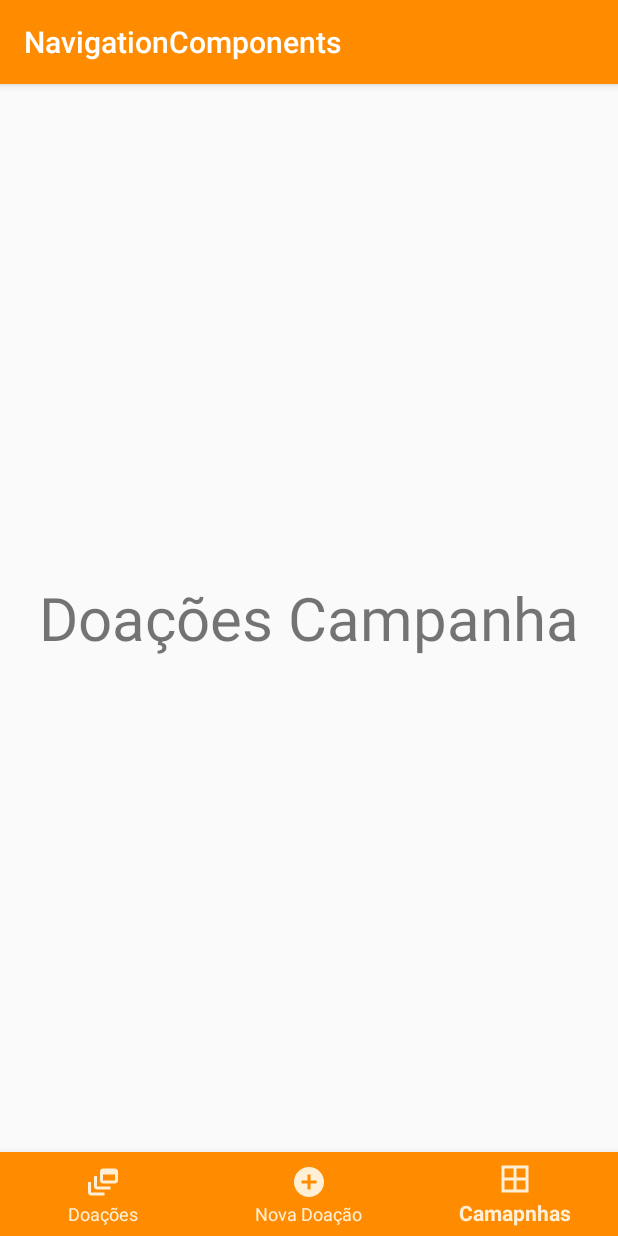
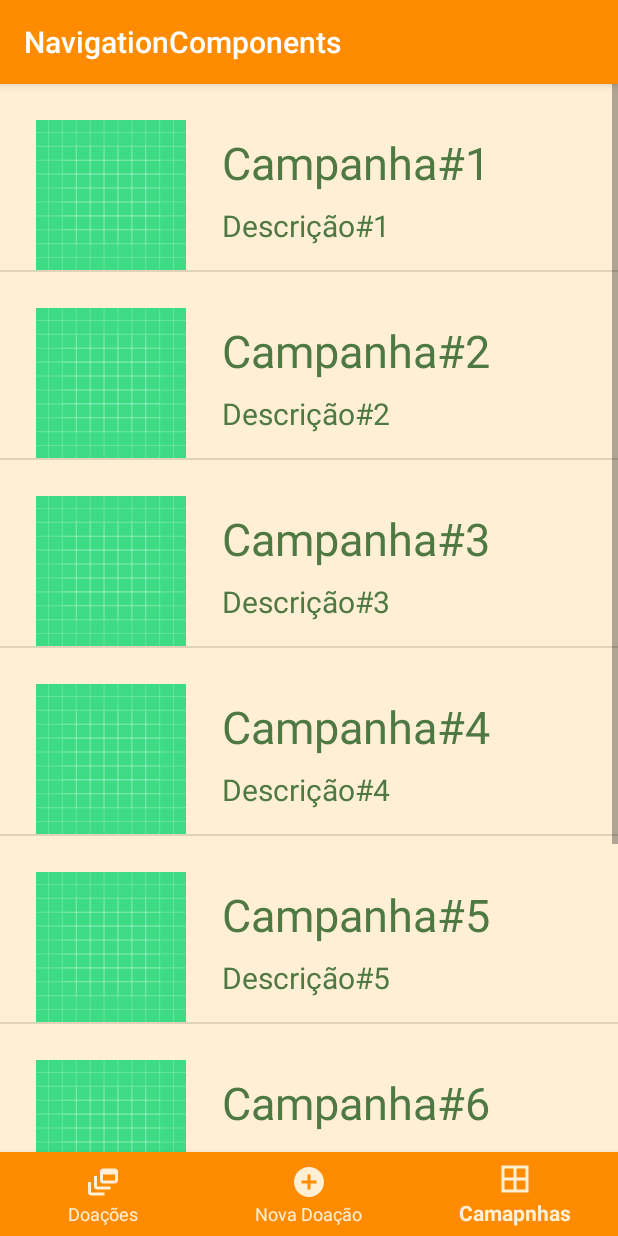
Before and after one commit to btcorso/NavigationComponents, an Android app: the DoacaoUnicaFragment screen opened through its navigation route, item 3 of the bottom bar chosen, on a phone screen of 412 x 824 dp. Run offline under Robolectric (Android 15) with nearby library versions, the phone set to English and light mode, and no system bars; our stand-ins replace navigation-ui.

Commit message:
Feed e Nova Doação implementado

```diff
--- a/app/src/main/java/com/example/navigationcomponents/DoacaoUnicaFragment.java
+++ b/app/src/main/java/com/example/navigationcomponents/DoacaoUnicaFragment.java
@@ -2,19 +2,81 @@ package com.example.navigationcomponents;
 
 import android.os.Bundle;
 
+import androidx.annotation.NonNull;
+import androidx.annotation.Nullable;
 import androidx.fragment.app.Fragment;
 
 import android.view.LayoutInflater;
 import android.view.View;
 import android.view.ViewGroup;
+import android.widget.BaseAdapter;
+import android.widget.ImageView;
+import android.widget.ListView;
+import android.widget.TextView;
 
 
 public class DoacaoUnicaFragment extends Fragment {
+
+    ListView feedDoacoes;
+
+    String[] nomes = {"Doação#1","Doação#2","Doação#3","Doação#4","Doação#5","Doação#6","Doação#7","Doação#8"};
+
+    String[] detalhes = {"Descrição#1","Descrição#2","Descrição#3","Descrição#4","Descrição#5","Descrição#6","Descrição#7","Descrição#8"};
+
+    int imagem = R.drawable.ic_launcher_foreground;
 
     @Override
     public View onCreateView(LayoutInflater inflater, ViewGroup container,
                              Bundle savedInstanceState) {
         // Inflate the layout for this fragment
         return inflater.inflate(R.layout.fragment_doacao_unica, container, false);
+
     }
+
+    @Override
+    public void onViewCreated(@NonNull View view, @Nullable Bundle savedInstanceState) {
+        super.onViewCreated(view, savedInstanceState);
+
+        feedDoacoes = view.findViewById(R.id.feedDoacoes);
+
+        CustomAdapter customAdapterDoacao = new CustomAdapter();
+        feedDoacoes.setAdapter(customAdapterDoacao);
+
+    }
+
+    class CustomAdapter extends BaseAdapter{
+
+        @Override
+        public int getCount() {
+            return nomes.length;
+        }
+
+        @Override
+        public Object getItem(int i) {
+            return null;
+        }
+
+        @Override
+        public long getItemId(int i) {
+            return 0;
+        }
+
+        @Override
+        public View getView(int i, View view, ViewGroup viewGroup) {
+
+            View v = getLayoutInflater().inflate(R.layout.customfeedlayout, null);
+
+            ImageView mImageView = v.findViewById(R.id.imgDoacao);
+            TextView mTitulo = v.findViewById(R.id.txtTituloDoacao);
+            TextView mDetalhe = v.findViewById(R.id.txtDetalheDoacao);
+
+            mImageView.setImageResource(imagem);
+            mTitulo.setText(nomes[i]);
+            mDetalhe.setText(detalhes[i]);
+
+            return v;
+        }
+    }
+
+
 }
--- a/app/src/main/java/com/example/navigationcomponents/DoacoesCampanhaFragment.java
+++ b/app/src/main/java/com/example/navigationcomponents/DoacoesCampanhaFragment.java
@@ -2,14 +2,28 @@ package com.example.navigationcomponents;
 
 import android.os.Bundle;
 
+import androidx.annotation.NonNull;
+import androidx.annotation.Nullable;
 import androidx.fragment.app.Fragment;
 
 import android.view.LayoutInflater;
 import android.view.View;
 import android.view.ViewGroup;
+import android.widget.BaseAdapter;
+import android.widget.ImageView;
+import android.widget.ListView;
+import android.widget.TextView;
 
 
 public class DoacoesCampanhaFragment extends Fragment {
+
+    ListView feedCampanha;
+
+    String[] nomes = {"Campanha#1","Campanha#2","Campanha#3","Campanha#4","Campanha#5","Campanha#6","Campanha#7","Campanha#8"};
+
+    String[] detalhes = {"Descrição#1","Descrição#2","Descrição#3","Descrição#4","Descrição#5","Descrição#6","Descrição#7","Descrição#8"};
+
+    int imagem = R.drawable.ic_launcher_background;
 
     @Override
     public View onCreateView(LayoutInflater inflater, ViewGroup container,
@@ -17,4 +31,48 @@ public class DoacoesCampanhaFragment extends Fragment {
         // Inflate the layout for this fragment
         return inflater.inflate(R.layout.fragment_doacoes_campanha, container, false);
     }
+
+    @Override
+    public void onViewCreated(@NonNull View view, @Nullable Bundle savedInstanceState) {
+        super.onViewCreated(view, savedInstanceState);
+
+        feedCampanha = view.findViewById(R.id.feedCampanhas);
+
+        CustomAdapter customAdapterCampanha = new CustomAdapter();
+        feedCampanha.setAdapter(customAdapterCampanha);
+    }
+
+    class CustomAdapter extends BaseAdapter {
+
+        @Override
+        public int getCount() {
+            return nomes.length;
+        }
+
+        @Override
+        public Object getItem(int i) {
+            return null;
+        }
+
+        @Override
+        public long getItemId(int i) {
+            return 0;
+        }
+
+        @Override
+        public View getView(int i, View view, ViewGroup viewGroup) {
+
+            View v = getLayoutInflater().inflate(R.layout.customfeedlayout, null);
+
+            ImageView mImageView = v.findViewById(R.id.imgDoacao);
+            TextView mTitulo = v.findViewById(R.id.txtTituloDoacao);
+            TextView mDetalhe = v.findViewById(R.id.txtDetalheDoacao);
+
+            mImageView.setImageResource(imagem);
+            mTitulo.setText(nomes[i]);
+            mDetalhe.setText(detalhes[i]);
+
+            return v;
+        }
+    }
 }
--- a/app/src/main/java/com/example/navigationcomponents/MainFragment.java
+++ /dev/null
@@ -1,22 +0,0 @@
-package com.example.navigationcomponents;
-
-import android.os.Bundle;
-
-import androidx.fragment.app.Fragment;
-
-import android.view.LayoutInflater;
-import android.view.View;
-import android.view.ViewGroup;
-
-public class MainFragment extends Fragment {
-
-
-    @Override
-    public View onCreateView(LayoutInflater inflater, ViewGroup container,
-                             Bundle savedInstanceState) {
-        // Inflate the layout for this fragment
-        return inflater.inflate(R.layout.fragment_main, container, false);
-    }
-
-
-}
--- /dev/null
+++ b/app/src/main/res/layout/customfeedlayout.xml
@@ -0,0 +1,53 @@
+<?xml version="1.0" encoding="utf-8"?>
+<androidx.constraintlayout.widget.ConstraintLayout xmlns:android="http://schemas.android.com/apk/res/android"
+    xmlns:app="http://schemas.android.com/apk/res-auto"
+    xmlns:tools="http://schemas.android.com/tools"
+    android:orientation="vertical" android:layout_width="match_parent"
+    android:layout_height="match_parent"
+    android:background="@color/Creme">
+
+
+    android:layout_width="match_parent"
+    android:layout_height="match_parent">
+    <ImageView
+        android:id="@+id/imgDoacao"
+        android:layout_width="100dp"
+        android:layout_height="100dp"
+        android:layout_marginStart="24dp"
+        android:layout_marginLeft="24dp"
+        android:layout_marginTop="24dp"
+        app:layout_constraintStart_toStartOf="parent"
+        app:layout_constraintTop_toTopOf="parent"
+        app:srcCompat="@drawable/ic_launcher_foreground" />
+
+    <TextView
+        android:id="@+id/txtTituloDoacao"
+        android:layout_width="0dp"
+        android:layout_height="wrap_content"
+        android:layout_marginStart="24dp"
+        android:layout_marginLeft="24dp"
+        android:layout_marginTop="8dp"
+        android:layout_marginEnd="24dp"
+        android:layout_marginRight="24dp"
+        android:text="Titulo"
+        android:textColor="@color/Verde"
+        android:textSize="30dp"
+        app:layout_constraintEnd_toEndOf="parent"
+        app:layout_constraintStart_toEndOf="@+id/imgDoacao"
+        app:layout_constraintTop_toTopOf="@+id/imgDoacao" />
+
+    <TextView
+        android:id="@+id/txtDetalheDoacao"
+        android:layout_width="0dp"
+        android:layout_height="0dp"
+        android:layout_marginTop="8dp"
+        android:text="Detalhe Doacao"
+        android:textColor="@color/Verde"
+        android:textSize="20dp"
+        app:layout_constraintBottom_toBottomOf="@+id/imgDoacao"
+        app:layout_constraintEnd_toEndOf="@+id/txtTituloDoacao"
+        app:layout_constraintStart_toStartOf="@+id/txtTituloDoacao"
+        app:layout_constraintTop_toBottomOf="@+id/txtTituloDoacao" />
+
+
+</androidx.constraintlayout.widget.ConstraintLayout>
--- a/app/src/main/res/layout/fragment_doacao_unica.xml
+++ b/app/src/main/res/layout/fragment_doacao_unica.xml
@@ -3,13 +3,16 @@
     xmlns:tools="http://schemas.android.com/tools"
     android:layout_width="match_parent"
     android:layout_height="match_parent"
-    tools:context=".DoacaoUnicaFragment">
+    tools:context=".DoacaoUnicaFragment"
+    android:background="@color/Creme">
+<RelativeLayout
+    android:layout_width="match_parent"
+    android:layout_height="match_parent">
+    <ListView
+        android:id="@+id/feedDoacoes"
+        android:layout_width="wrap_content"
+        android:layout_height="wrap_content"/>
 
-    <TextView
-        android:layout_width="match_parent"
-        android:layout_height="match_parent"
-        android:text="Doações Unicas"
-        android:gravity="center"
-        android:textSize="40dp"/>
+</RelativeLayout>
 
 </FrameLayout>
--- a/app/src/main/res/layout/fragment_doacoes_campanha.xml
+++ b/app/src/main/res/layout/fragment_doacoes_campanha.xml
@@ -3,13 +3,16 @@
     xmlns:tools="http://schemas.android.com/tools"
     android:layout_width="match_parent"
     android:layout_height="match_parent"
-    tools:context=".DoacoesCampanhaFragment">
+    tools:context=".DoacoesCampanhaFragment"
+    android:background="@color/Creme">
 
-    <TextView
+    <RelativeLayout
         android:layout_width="match_parent"
-        android:layout_height="match_parent"
-        android:text="Doações Campanha"
-        android:gravity="center"
-        android:textSize="40dp"/>
+        android:layout_height="match_parent">
+        <ListView
+            android:id="@+id/feedCampanhas"
+            android:layout_width="wrap_content"
+            android:layout_height="wrap_content"/>
+    </RelativeLayout>
 
 </FrameLayout>
--- a/app/src/main/res/layout/fragment_main.xml
+++ /dev/null
@@ -1,14 +0,0 @@
-<?xml version="1.0" encoding="utf-8"?>
-<FrameLayout xmlns:android="http://schemas.android.com/apk/res/android"
-    xmlns:tools="http://schemas.android.com/tools"
-    android:layout_width="match_parent"
-    android:layout_height="match_parent"
-    tools:context=".MainFragment">
-
-
-    <TextView
-        android:layout_width="match_parent"
-        android:layout_height="match_parent"
-        android:text="@string/hello_blank_fragment" />
-
-</FrameLayout>
```
